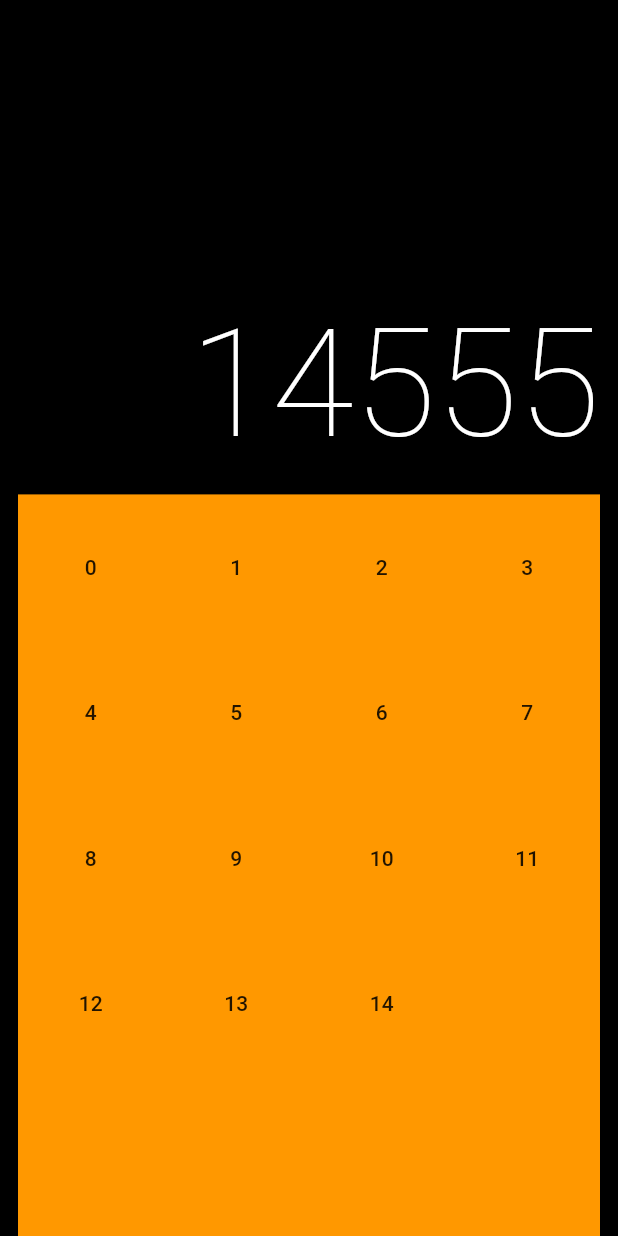
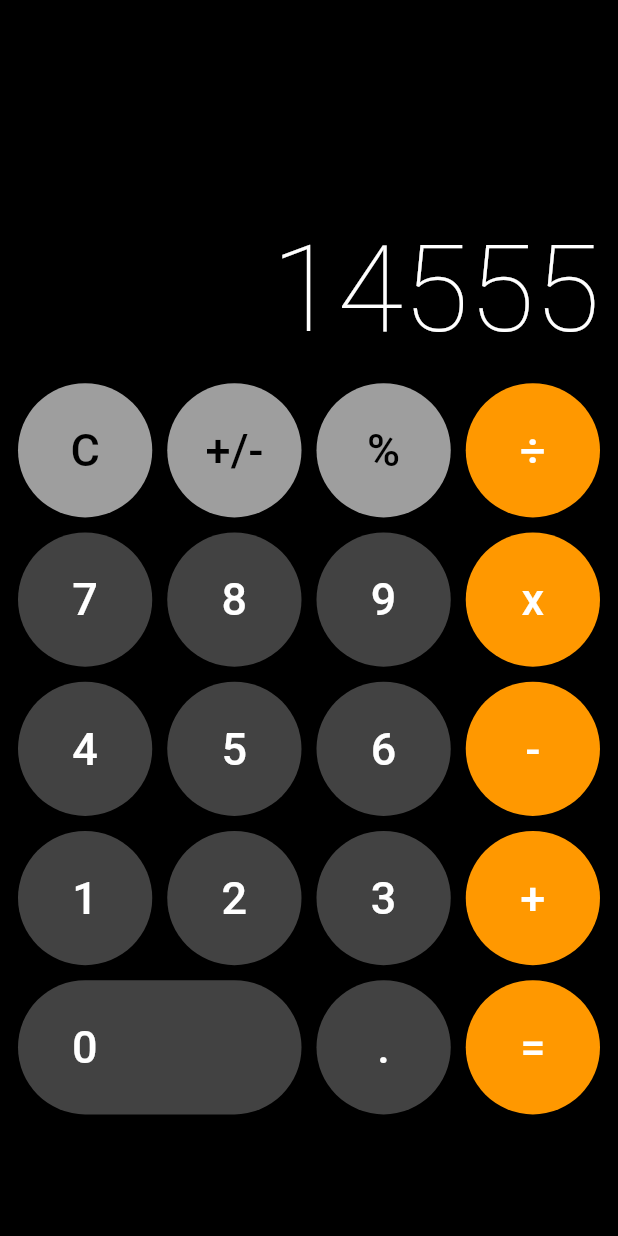
Before and after one commit to mehulminat/icalc, a Flutter app: the screen it shows after launch, on a phone screen of 412 x 824 dp. Run offline on Flutter 3.47's test engine with Material 2 defaults, Android fonts, the phone set to English and light mode, and no system bars.

Commit message:
done styling

```diff
--- a/lib/main.dart
+++ b/lib/main.dart
@@ -1,7 +1,9 @@
 import 'package:flutter/material.dart';
+import 'package:flutter/services.dart';
 import 'package:icalc/pages/home_page.dart';
 
 void main() {
+  SystemChrome.setEnabledSystemUIMode(SystemUiMode.immersiveSticky);
   runApp(const MyApp());
 }
 
--- a/lib/models/button.dart
+++ b/lib/models/button.dart
@@ -10,4 +10,22 @@ class Button {
 
 List<Button> buttons = [
   Button('C', Colors.grey, Colors.black),
+  Button('+/-', Colors.grey, Colors.black),
+  Button('%', Colors.grey, Colors.black),
+  Button('÷', Colors.orange, Colors.white),
+  Button('7', Colors.grey.shade800, Colors.white),
+  Button('8', Colors.grey.shade800, Colors.white),
+  Button('9', Colors.grey.shade800, Colors.white),
+  Button('x', Colors.orange, Colors.white),
+  Button('4', Colors.grey.shade800, Colors.white),
+  Button('5', Colors.grey.shade800, Colors.white),
+  Button('6', Colors.grey.shade800, Colors.white),
+  Button('-', Colors.orange, Colors.white),
+  Button('1', Colors.grey.shade800, Colors.white),
+  Button('2', Colors.grey.shade800, Colors.white),
+  Button('3', Colors.grey.shade800, Colors.white),
+  Button('+', Colors.orange, Colors.white),
+  Button('0', Colors.grey.shade800, Colors.white),
+  Button('.', Colors.grey.shade800, Colors.white),
+  Button('=', Colors.orange, Colors.white),
 ];
--- a/lib/pages/home_page.dart
+++ b/lib/pages/home_page.dart
@@ -1,5 +1,7 @@
 import 'package:flutter/material.dart';
+import 'package:flutter/services.dart';
 import 'package:flutter_staggered_grid_view/flutter_staggered_grid_view.dart';
+import 'package:icalc/models/button.dart';
 
 class HomePage extends StatefulWidget {
   const HomePage({Key? key}) : super(key: key);
@@ -10,6 +12,12 @@ class HomePage extends StatefulWidget {
 
 class _HomePageState extends State<HomePage> {
   String result = "14555";
+  @override
+  void initState() {
+    SystemChrome.setEnabledSystemUIOverlays([]); //enable fullscreen
+    super.initState();
+  }
+
   @override
   Widget build(BuildContext context) {
     return Scaffold(
@@ -28,14 +36,13 @@ class _HomePageState extends State<HomePage> {
                 overflow: TextOverflow.ellipsis,
                 style: TextStyle(
                     color: Colors.white,
-                    fontSize: result.length > 5 ? 60 : 100,
+                    fontSize: result.length > 5 ? 60 : 80,
                     fontWeight: FontWeight.w200),
               ),
             ),
             SizedBox(height: 15),
             Container(
-              color: Colors.orange..shade800,
-              height: MediaQuery.of(context).size.height * 0.6,
+              height: MediaQuery.of(context).size.height * 0.69,
               child: _buildButtonGrid(),
             )
           ],
@@ -52,14 +59,26 @@ class _HomePageState extends State<HomePage> {
     return StaggeredGridView.countBuilder(
       crossAxisCount: 4,
       padding: EdgeInsets.zero,
-      itemCount: 15,
+      itemCount: buttons.length,
       itemBuilder: (context, index) {
+        final button = buttons[index];
         return MaterialButton(
-          onPressed: () {},
-          child: Text("$index"),
-        );
+            onPressed: () {},
+            padding: button.value == '0'
+                ? EdgeInsets.only(right: 100)
+                : EdgeInsets.zero,
+            shape: RoundedRectangleBorder(
+                borderRadius: BorderRadius.all(Radius.circular(60))),
+            color: button.bgColor,
+            child: Text(
+              button.value,
+              style: TextStyle(color: button.fgColor, fontSize: 30),
+            ));
       },
-      staggeredTileBuilder: (index) => StaggeredTile.count(1, 1),
+      mainAxisSpacing: 10,
+      crossAxisSpacing: 10,
+      staggeredTileBuilder: (index) =>
+          StaggeredTile.count(buttons[index].value == '0' ? 2 : 1, 1),
     );
   }
 }
```
